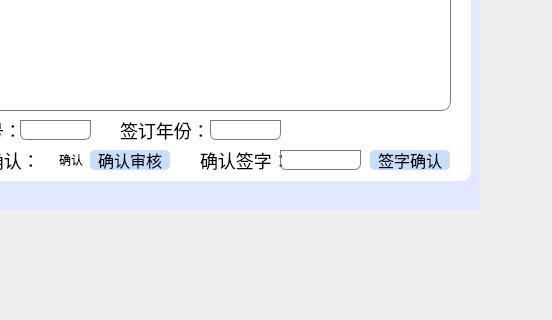
Qt form src/GUI/CEOWindow/UI/Ui_CEOWindow.ui (shulip/ShoppingMallSystem) before a commit; both pictures show x 540 to 1092 and y 410 to 730 of the 1092 by 730 pixel window.
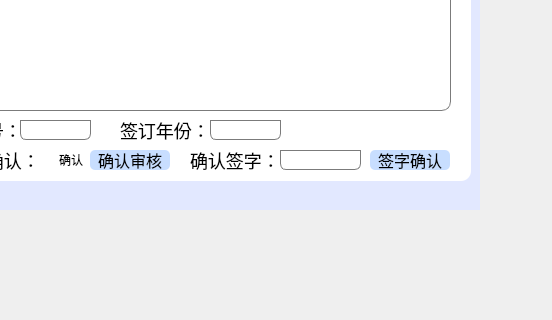
The same form after that commit. The open tabs and pages were chosen to show the change. Icons and pictures are not drawn.

Diff of the .ui file:
```diff
--- a/src/GUI/CEOWindow/UI/Ui_CEOWindow.ui
+++ b/src/GUI/CEOWindow/UI/Ui_CEOWindow.ui
@@ -2090,7 +2090,7 @@
        <widget class="QLabel" name="label_30">
         <property name="geometry">
          <rect>
-          <x>280</x>
+          <x>270</x>
           <y>420</y>
           <width>91</width>
           <height>20</height>
```
Left out of the diff: 2 changed lines with no effect on the pictures.
